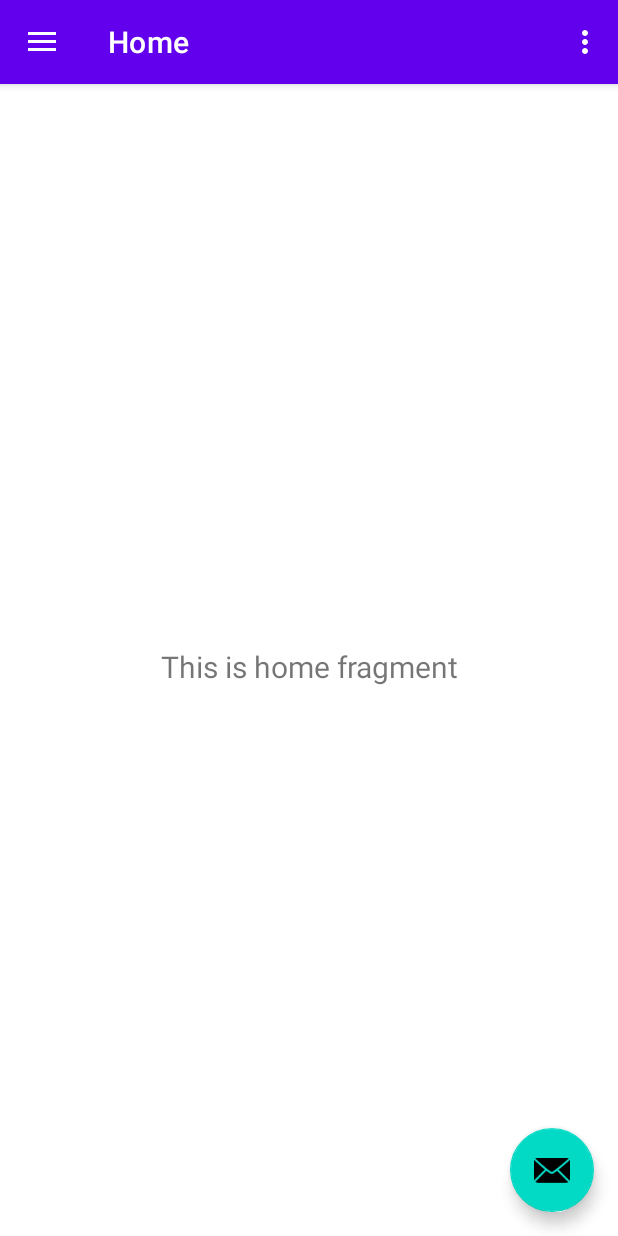
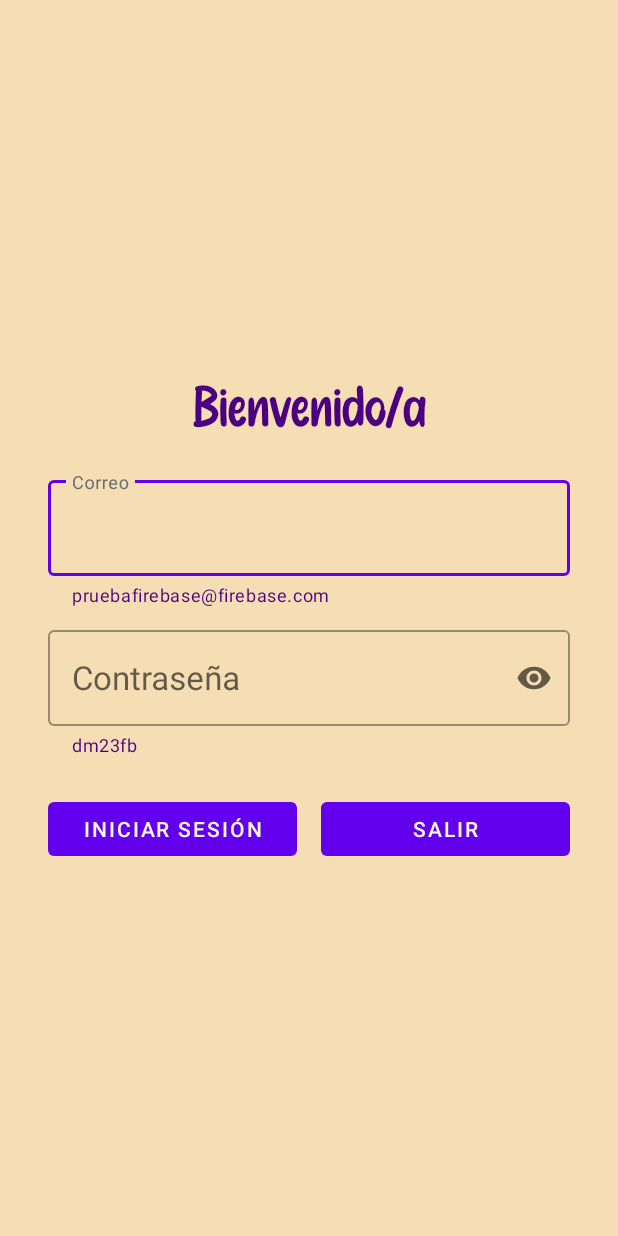
Before and after one commit to chc0/WanderSnap, an Android app: the screen it shows after launch (MainActivity before the commit, Login after it), on a phone screen of 412 x 824 dp. Run offline under Robolectric (Android 15) with nearby library versions, the light colour scheme and no system bars.

Commit message:
Importacion de firebase y layout de login

```diff
--- a/app/build.gradle.kts
+++ b/app/build.gradle.kts
@@ -1,15 +1,16 @@
 plugins {
     id("com.android.application")
+    id("com.google.gms.google-services")
 }
 
 android {
     namespace = "com.als.wandersnap"
-    compileSdk = 33
+    compileSdk = 34
 
     defaultConfig {
         applicationId = "com.als.wandersnap"
         minSdk = 31
-        targetSdk = 33
+        targetSdk = 34
         versionCode = 1
         versionName = "1.0"
 
@@ -36,6 +37,10 @@ android {
 
 dependencies {
 
+    implementation(platform("com.google.firebase:firebase-bom:32.4.0"))
+    implementation("com.google.firebase:firebase-firestore")
+    implementation ("com.google.firebase:firebase-auth")
+    implementation("com.google.firebase:firebase-analytics-ktx")
     implementation("androidx.appcompat:appcompat:1.6.1")
     implementation("com.google.android.material:material:1.10.0")
     implementation("androidx.constraintlayout:constraintlayout:2.1.4")
--- a/app/src/main/AndroidManifest.xml
+++ b/app/src/main/AndroidManifest.xml
@@ -6,14 +6,17 @@
         android:allowBackup="true"
         android:dataExtractionRules="@xml/data_extraction_rules"
         android:fullBackupContent="@xml/backup_rules"
-        android:icon="@mipmap/ic_launcher"
+        android:icon="@drawable/logowandersnap"
         android:label="@string/app_name"
-        android:roundIcon="@mipmap/ic_launcher_round"
+        android:roundIcon="@drawable/logowandersnap"
         android:supportsRtl="true"
         android:theme="@style/Theme.WanderSnap"
         tools:targetApi="31">
         <activity
             android:name=".MainActivity"
+            android:exported="false" />
+        <activity
+            android:name=".Login"
             android:exported="true"
             android:label="@string/app_name"
             android:theme="@style/Theme.WanderSnap.NoActionBar">
--- /dev/null
+++ b/app/src/main/java/com/als/wandersnap/Login.java
@@ -0,0 +1,14 @@
+package com.als.wandersnap;
+
+import androidx.appcompat.app.AppCompatActivity;
+
+import android.os.Bundle;
+
+public class Login extends AppCompatActivity {
+
+    @Override
+    protected void onCreate(Bundle savedInstanceState) {
+        super.onCreate(savedInstanceState);
+        setContentView(R.layout.activity_login);
+    }
+}
--- /dev/null
+++ b/app/src/main/res/layout/activity_login.xml
@@ -0,0 +1,112 @@
+<ScrollView xmlns:android="http://schemas.android.com/apk/res/android"
+    android:layout_width="match_parent"
+    android:layout_height="match_parent"
+    xmlns:app="http://schemas.android.com/apk/res-auto"
+    android:background="@color/beige">
+
+    <LinearLayout
+        android:layout_width="match_parent"
+        android:layout_height="wrap_content"
+        android:orientation="vertical"
+        android:layout_gravity="center"
+        android:padding="32dp">
+
+        <TextView
+            android:id="@+id/logtvWelcomeTitle"
+            android:layout_width="wrap_content"
+            android:layout_height="wrap_content"
+            android:layout_gravity="center"
+            android:text="Bienvenido/a"
+            android:textColor="@color/purple"
+            android:textStyle="bold"
+            android:textSize="40sp"
+            android:fontFamily="@font/handmade"
+            app:layout_constraintBottom_toTopOf="@id/logetMail"
+            app:layout_constraintLeft_toLeftOf="parent"
+            app:layout_constraintRight_toRightOf="parent"
+            app:layout_constraintTop_toTopOf="parent" />
+
+        <com.google.android.material.textfield.TextInputLayout
+            android:layout_width="match_parent"
+            android:layout_height="wrap_content"
+            android:layout_gravity="center"
+            android:id="@+id/logetMail"
+            app:helperText="pruebafirebase@firebase.com"
+            app:endIconMode="clear_text"
+            app:helperTextTextColor="@color/purple"
+            app:hintTextColor="@color/grey"
+            style="@style/Widget.MaterialComponents.TextInputLayout.OutlinedBox"
+            android:layout_marginTop="20dp"
+            app:layout_constraintStart_toStartOf="parent"
+            app:layout_constraintEnd_toEndOf="parent"
+            app:layout_constraintTop_toBottomOf="@id/logtvWelcomeTitle"
+            app:layout_constraintBottom_toBottomOf="@id/logetPassword">
+            <com.google.android.material.textfield.TextInputEditText
+                android:layout_width="match_parent"
+                android:layout_height="wrap_content"
+                android:hint="Correo"
+                android:inputType="textPersonName"
+                android:textAppearance="?android:attr/textAppearanceLarge"/>
+        </com.google.android.material.textfield.TextInputLayout>
+        <com.google.android.material.textfield.TextInputLayout
+            android:layout_width="match_parent"
+            android:layout_height="wrap_content"
+            android:layout_gravity="center"
+            android:id="@+id/logetPassword"
+            app:helperText="dm23fb"
+            app:endIconMode="password_toggle"
+            app:helperTextTextColor="@color/purple"
+            app:hintTextColor="@color/grey"
+            style="@style/Widget.MaterialComponents.TextInputLayout.OutlinedBox"
+            android:layout_marginTop="10dp"
+            app:layout_constraintStart_toStartOf="parent"
+            app:layout_constraintEnd_toEndOf="parent"
+            app:layout_constraintTop_toBottomOf="@id/logetMail">
+            <com.google.android.material.textfield.TextInputEditText
+                android:layout_width="match_parent"
+                android:layout_height="wrap_content"
+                android:hint="Contraseña"
+                android:inputType="textPassword"
+                android:textAppearance="?android:attr/textAppearanceLarge"/>
+        </com.google.android.material.textfield.TextInputLayout>
+
+        <LinearLayout
+            android:layout_width="match_parent"
+            android:layout_height="wrap_content"
+            android:layout_gravity="center"
+            android:layout_marginTop="16dp"
+            android:orientation="horizontal"
+            android:weightSum="2">
+            <Button
+                android:layout_width="0dp"
+                android:layout_height="wrap_content"
+                android:layout_weight="1"
+                android:id="@+id/logbtnLogin"
+                android:text="Iniciar sesión"
+                android:textColor="@color/beigeClaro"
+                android:layout_marginTop="8dp"
+                android:layout_marginRight="8dp"
+                app:layout_constraintTop_toBottomOf="@id/logetPassword"
+                app:layout_constraintStart_toStartOf="parent"
+                app:layout_constraintEnd_toEndOf="parent"
+                style="@style/Widget.MaterialComponents.Button.UnelevatedButton"
+                android:onClick="login"
+                />
+            <Button
+                android:layout_width="0dp"
+                android:layout_height="wrap_content"
+                android:layout_weight="1"
+                android:id="@+id/logbtnSalir"
+                android:text="Salir"
+                android:textColor="@color/beigeClaro"
+                android:layout_marginTop="8dp"
+                android:layout_marginLeft="8dp"
+                app:layout_constraintTop_toBottomOf="@id/logetPassword"
+                app:layout_constraintStart_toStartOf="parent"
+                app:layout_constraintEnd_toEndOf="parent"
+                style="@style/Widget.MaterialComponents.Button.UnelevatedButton"
+                android:onClick="salir"
+                />
+        </LinearLayout>
+    </LinearLayout>
+</ScrollView>
--- a/app/src/main/res/values/colors.xml
+++ b/app/src/main/res/values/colors.xml
@@ -7,4 +7,12 @@
     <color name="teal_700">#FF018786</color>
     <color name="black">#FF000000</color>
     <color name="white">#FFFFFFFF</color>
+    <color name="purple">#4B0082</color>
+    <color name="grey">#656F70</color>
+    <color name="beige">#F5DEB3</color>
+    <color name="naranja">#FFC572</color>
+    <color name="verde">#95DF82</color>
+    <color name="rojo">#DF9B82</color>
+    <color name="marronTostado">#D2B48C</color>
+    <color name="beigeClaro">#FFF8DC</color>
 </resources>
--- a/build.gradle.kts
+++ b/build.gradle.kts
@@ -1,4 +1,5 @@
 // Top-level build file where you can add configuration options common to all sub-projects/modules.
 plugins {
     id("com.android.application") version "8.1.0" apply false
+    id("com.google.gms.google-services") version "4.4.0" apply false
 }
```
Also changed, not shown: app/src/main/res/drawable/logowandersnap.jpg (added), app/src/main/res/font/bebasneue.otf (added), app/src/main/res/font/handmade.otf (added), app/src/main/res/font/interphasespromono.ttf (added), 1 other file.
